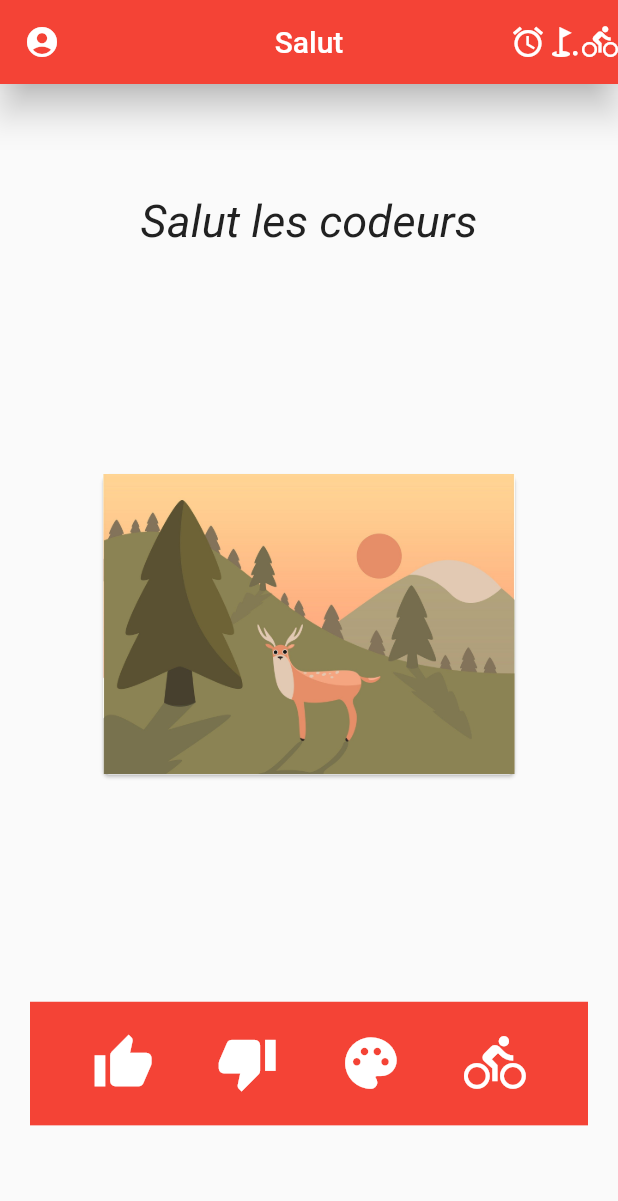
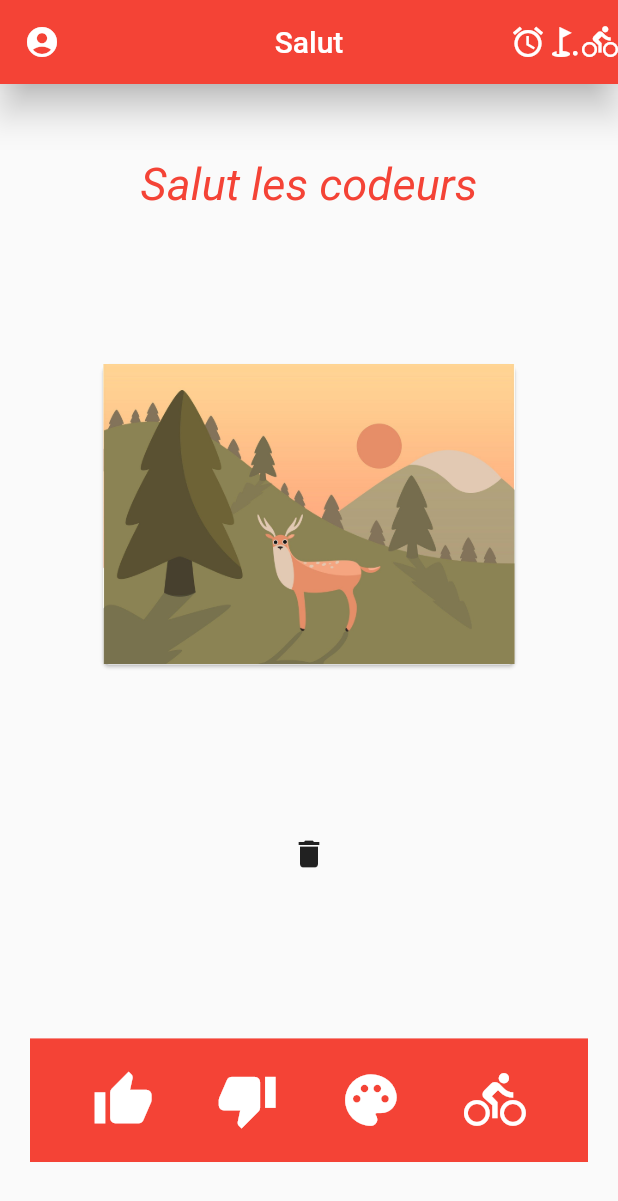
Before and after one commit to Lebeil/flutter_mobile, a Flutter app: the screen it shows after launch, on a phone screen of 412 x 824 dp. Shown: the top 1201 px of the screen. Run offline on Flutter 3.47's test engine with Material 2 defaults, Android fonts, the phone set to English and light mode, and no system bars.

Commit message:
add iconButton

```diff
--- a/lib/main.dart
+++ b/lib/main.dart
@@ -29,6 +29,9 @@ class Home extends StatefulWidget {
 }
 
 class _Home extends State<Home> {
+
+  bool oui = false;
+
   @override
   Widget build(BuildContext context) {
     double largeur = MediaQuery.of(context).size.width;
@@ -51,7 +54,7 @@ class _Home extends State<Home> {
           children: <Widget>[
             Text('Salut les codeurs',
               style: TextStyle(
-                color: Colors.grey[900],
+                color: (oui) ? Colors.grey[900] : Colors.red,
                 fontSize: 30,
                 fontStyle: FontStyle.italic,
               ),
@@ -65,6 +68,14 @@ class _Home extends State<Home> {
                ),
              ),
             ),
+            IconButton(
+              icon: const Icon(Icons.delete),
+              onPressed: () {
+                print('Bouton');
+                setState((){
+                  oui = !oui;
+                });
+              }),
             Container(
               height: largeur / 5,
               color: Colors.red,
```
